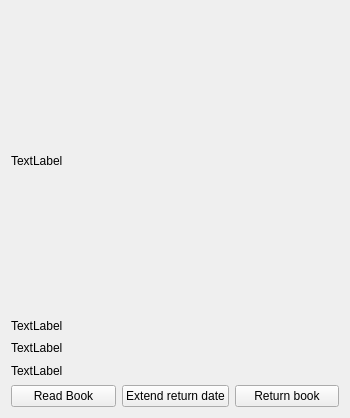
Above: OnLib/OnLib/MyListBookPreview.ui from Andrew-Gh21/OnLib before the change. Below: the same form after it.
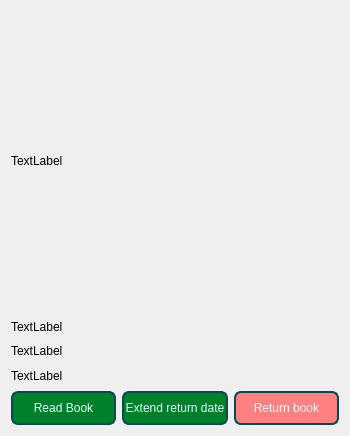
That is the form after the change.

What changed in the file:
```diff
--- a/OnLib/OnLib/MyListBookPreview.ui
+++ b/OnLib/OnLib/MyListBookPreview.ui
@@ -7,7 +7,7 @@
     <x>0</x>
     <y>0</y>
     <width>350</width>
-    <height>418</height>
+    <height>436</height>
    </rect>
   </property>
   <property name="maximumSize">
@@ -66,6 +66,20 @@
       <layout class="QHBoxLayout" name="horizontalLayout">
        <item>
         <widget class="QPushButton" name="readBookButton">
+         <property name="styleSheet">
+          <string notr="true">color: #e6ffff;
+background-color: #00802b;
+border: 2px solid #004d4d;
+border-top-left-radius: 7px;
+border-top-right-radius: 7px;
+border-bottom-left-radius: 7px;
+border-bottom-right-radius: 7px;
+height: 30;
+width: 50;
+font: italic 10pt &quot;Franklin Gothic Demi&quot;;
+
+</string>
+         </property>
          <property name="text">
           <string>Read Book</string>
          </property>
@@ -73,6 +87,18 @@
        </item>
        <item>
         <widget class="QPushButton" name="extendReturnDateButton">
+         <property name="styleSheet">
+          <string notr="true">color: #e6ffff;
+background-color:  #00802b;
+border: 2px solid #004d4d;
+border-top-left-radius: 7px;
+border-top-right-radius: 7px;
+border-bottom-left-radius: 7px;
+border-bottom-right-radius: 7px;
+height: 30;
+width: 50;
+font: italic 10pt &quot;Franklin Gothic Demi&quot;;</string>
+         </property>
          <property name="text">
           <string>Extend return date</string>
          </property>
@@ -80,6 +106,18 @@
        </item>
        <item>
         <widget class="QPushButton" name="returnBookButton">
+         <property name="styleSheet">
+          <string notr="true">color: #e6ffff;
+background-color: #ff8080;
+border: 2px solid #004d4d;
+border-top-left-radius: 7px;
+border-top-right-radius: 7px;
+border-bottom-left-radius: 7px;
+border-bottom-right-radius: 7px;
+height: 30;
+width: 50;
+font: italic 10pt &quot;Franklin Gothic Demi&quot;;</string>
+         </property>
          <property name="text">
           <string>Return book</string>
          </property>
```
